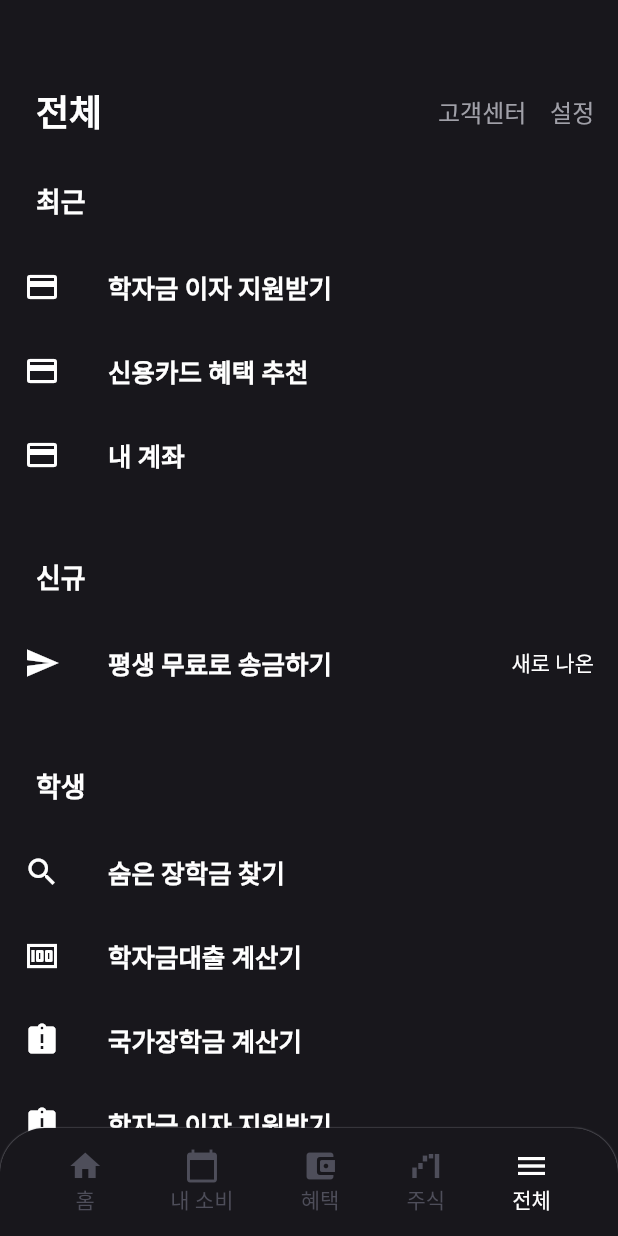
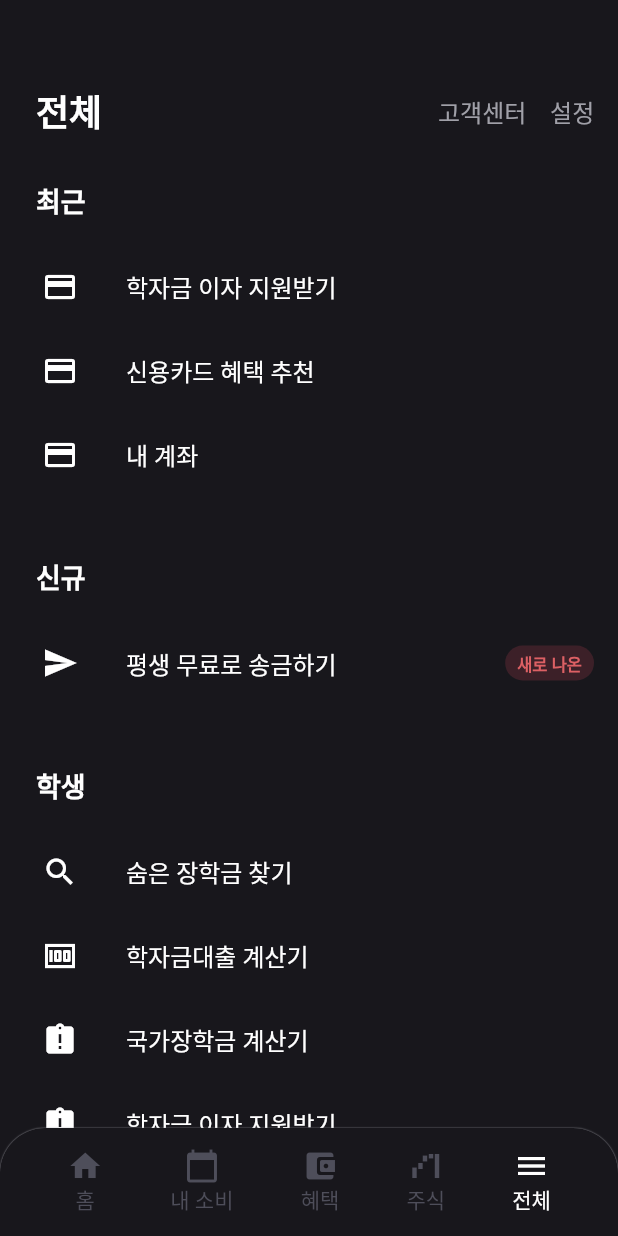
Before and after one commit to ISHNN032/toss-clone, a Flutter app: the screen it shows after launch, item 5 of the bottom bar chosen, on a phone screen of 412 x 824 dp. Run offline on Flutter 3.47's test engine with Material 2 defaults, Android fonts, the phone set to English and light mode, and no system bars; our stand-ins replace local_auth, lottie.

Commit message:
design: Tag 디테일 개선

```diff
--- a/lib/pages/home/components/listitem.dart
+++ b/lib/pages/home/components/listitem.dart
@@ -74,7 +74,16 @@ class ListItem extends StatelessWidget {
               ));
           break;
         case AccountItemType.CARD:
-          trailing = Text("실적달성");
+          trailing = Container(
+            padding: EdgeInsets.symmetric(horizontal: 8, vertical: 3.2),
+            child: Text("실적 달성",
+                style:
+                textThemeTag.bodyText1!.merge(TextStyle(color: Color.fromRGBO(96, 112, 220, 1)))),
+            decoration: BoxDecoration(
+                borderRadius: BorderRadius.circular(12),
+                color: Color.fromRGBO(32, 40, 60, 1)
+            ),
+          );
           break;
         case AccountItemType.INSURANCE:
           // none
--- a/lib/pages/menu/listitem.dart
+++ b/lib/pages/menu/listitem.dart
@@ -32,8 +32,7 @@ class ListItem extends StatelessWidget {
     return Container(
         margin: EdgeInsets.symmetric(vertical: 16),
         padding: EdgeInsets.symmetric(horizontal: 24),
-        child:
-            Row(mainAxisAlignment: MainAxisAlignment.start, children: [
+        child: Row(mainAxisAlignment: MainAxisAlignment.start, children: [
           Text(
             title,
             style: textThemePrimary.bodyText1,
@@ -47,13 +46,40 @@ class ListItem extends StatelessWidget {
     );
     switch (item.tag) {
       case MenuTag.NEW:
-        trailing = Text("새로 나온");
+        trailing = Container(
+          padding: EdgeInsets.symmetric(horizontal: 8, vertical: 3.6),
+          child: Text("새로 나온",
+              style:
+                  textThemeTag.bodyText1!.merge(TextStyle(color: Color.fromRGBO(220, 96, 100, 1)))),
+          decoration: BoxDecoration(
+            borderRadius: BorderRadius.circular(12),
+            color: Color.fromRGBO(60, 32, 40, 1)
+          ),
+        );
         break;
       case MenuTag.EVENT:
-        trailing = Text("이벤트");
+        trailing = Container(
+          padding: EdgeInsets.symmetric(horizontal: 8, vertical: 3.6),
+          child: Text("이벤트",
+              style:
+              textThemeTag.bodyText1!.merge(TextStyle(color: Color.fromRGBO(64, 124, 255, 1)))),
+          decoration: BoxDecoration(
+              borderRadius: BorderRadius.circular(12),
+              color: Color.fromRGBO(32, 42, 64, 1)
+          ),
+        );
         break;
       case MenuTag.UPDATE:
-        trailing = Text("업데이트");
+        trailing = Container(
+          padding: EdgeInsets.symmetric(horizontal: 8, vertical: 3.6),
+          child: Text("업데이트",
+              style:
+              textThemeTag.bodyText1!.merge(TextStyle(color: Color.fromRGBO(220, 164, 64, 1)))),
+          decoration: BoxDecoration(
+              borderRadius: BorderRadius.circular(12),
+              color: Color.fromRGBO(68, 60, 32, 1)
+          ),
+        );
         break;
       case MenuTag.NONE:
         // TODO: Handle this case.
@@ -61,6 +87,7 @@ class ListItem extends StatelessWidget {
     }
 
     return Container(
+      padding: EdgeInsets.only(left: 12),
         child: ListTile(
       //contentPadding: EdgeInsets.fromLTRB(24, 8, 24, 8),
       title: Column(
@@ -68,7 +95,8 @@ class ListItem extends StatelessWidget {
         children: [
           Text(
             item.title,
-            style: textThemeItem.bodyText1,
+            style: textThemeItem.bodyText2!
+                .merge(TextStyle(fontSize: 16, color: colorToneUp)),
           ),
         ],
       ),
--- a/lib/style.dart
+++ b/lib/style.dart
@@ -39,6 +39,11 @@ final TextTheme textThemeItem = TextTheme(
       TextStyle(fontSize: 12, fontWeight: FontWeight.w500, color: colorToneMid),
 );
 
+final TextTheme textThemeTag = TextTheme(
+    bodyText1: TextStyle(
+  fontSize: 11,
+  fontWeight: FontWeight.w600, color: colorToneUp
+));
 
 final ButtonStyle styleButtonPrimary = ElevatedButton.styleFrom(
   padding: EdgeInsets.fromLTRB(16, 4, 16, 4),
```
